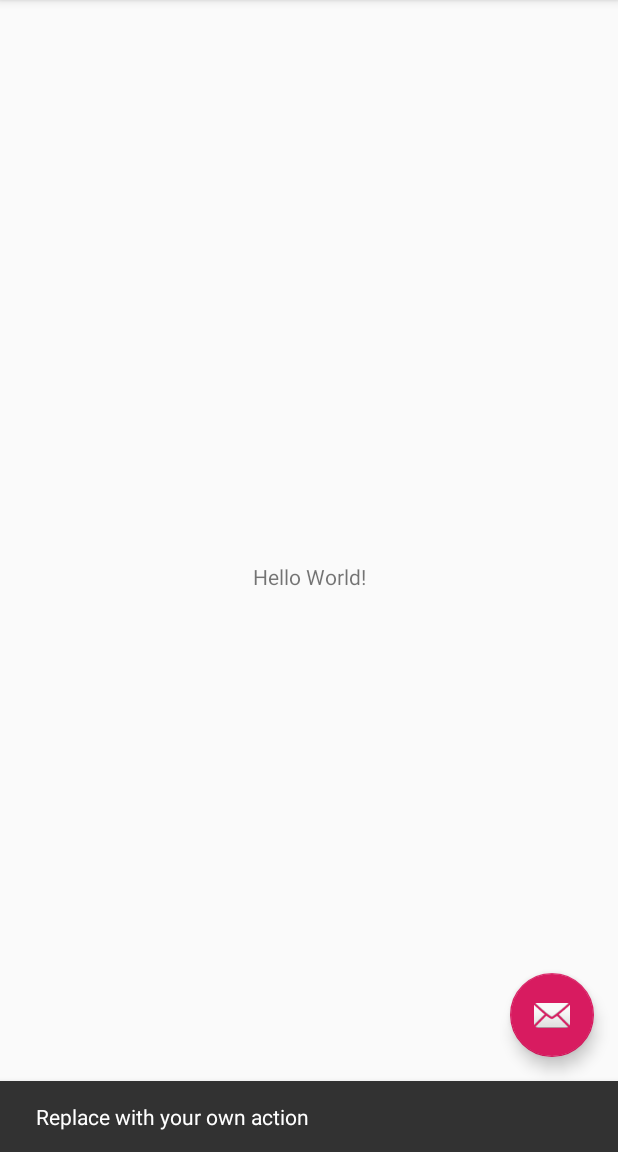
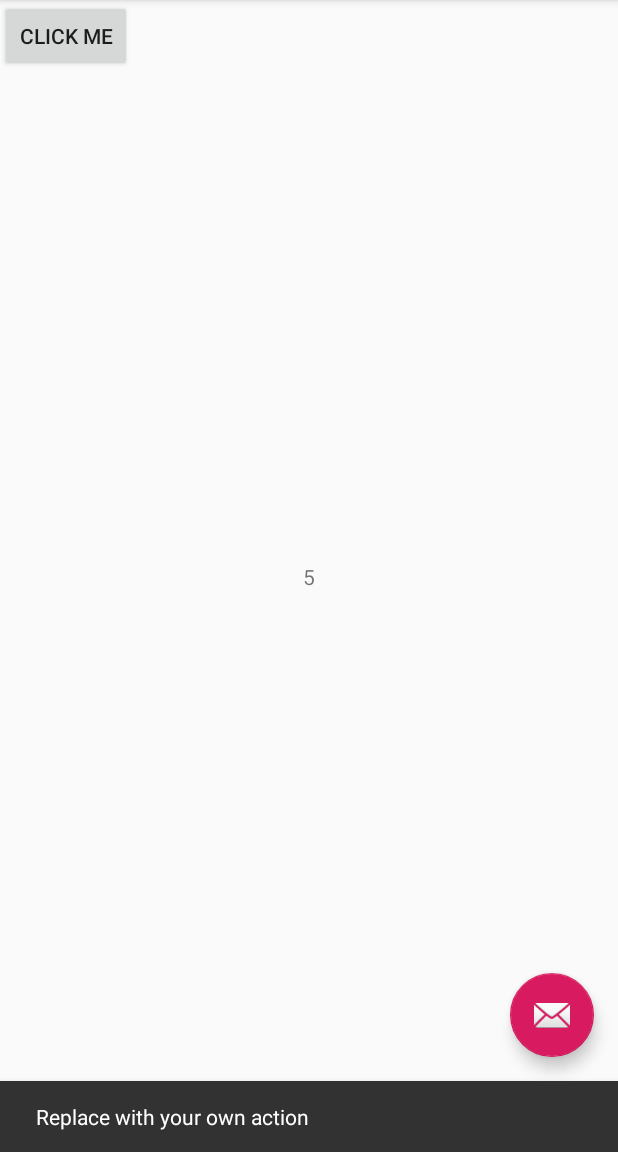
Before and after one commit to hiper2d/android-payground, an Android app: the screen it shows after launch (MainActivity), after a tap on an icon or button, on a phone screen of 412 x 824 dp, the part 84-1236 px from its top. Run offline under Robolectric (Android 15) with nearby library versions, the phone set to English and light mode, and no system bars; 1 other tap on this screen came first.

Commit message:
Added a button which generates and prints into the TextView numbers from 1 to 6

```diff
--- a/app/src/main/java/com/hiper2d/androidplayground/MainActivity.kt
+++ b/app/src/main/java/com/hiper2d/androidplayground/MainActivity.kt
@@ -5,6 +5,8 @@ import com.google.android.material.snackbar.Snackbar
 import androidx.appcompat.app.AppCompatActivity;
 import android.view.Menu
 import android.view.MenuItem
+import android.view.View
+import android.widget.TextView
 
 import kotlinx.android.synthetic.main.activity_main.*
 
@@ -36,4 +38,9 @@ class MainActivity : AppCompatActivity() {
             else -> super.onOptionsItemSelected(item)
         }
     }
+
+    fun randButtonClick(view: View) {
+        val textView = findViewById<TextView>(R.id.result)
+        textView.text = (1..6).random().toString()
+    }
 }
--- a/app/src/main/res/layout/content_main.xml
+++ b/app/src/main/res/layout/content_main.xml
@@ -10,12 +10,18 @@
         tools:context=".MainActivity">
 
     <TextView
+            android:id="@+id/result"
             android:layout_width="wrap_content"
             android:layout_height="wrap_content"
-            android:text="Hello World!"
+            android:text="Click the Button"
             app:layout_constraintBottom_toBottomOf="parent"
             app:layout_constraintLeft_toLeftOf="parent"
             app:layout_constraintRight_toRightOf="parent"
             app:layout_constraintTop_toTopOf="parent"/>
+    <Button
+            android:text="Click Me"
+            android:layout_width="wrap_content"
+            android:layout_height="wrap_content" tools:layout_editor_absoluteY="236dp"
+            tools:layout_editor_absoluteX="161dp" android:id="@+id/button" android:onClick="randButtonClick"/>
 
 </androidx.constraintlayout.widget.ConstraintLayout>
```
